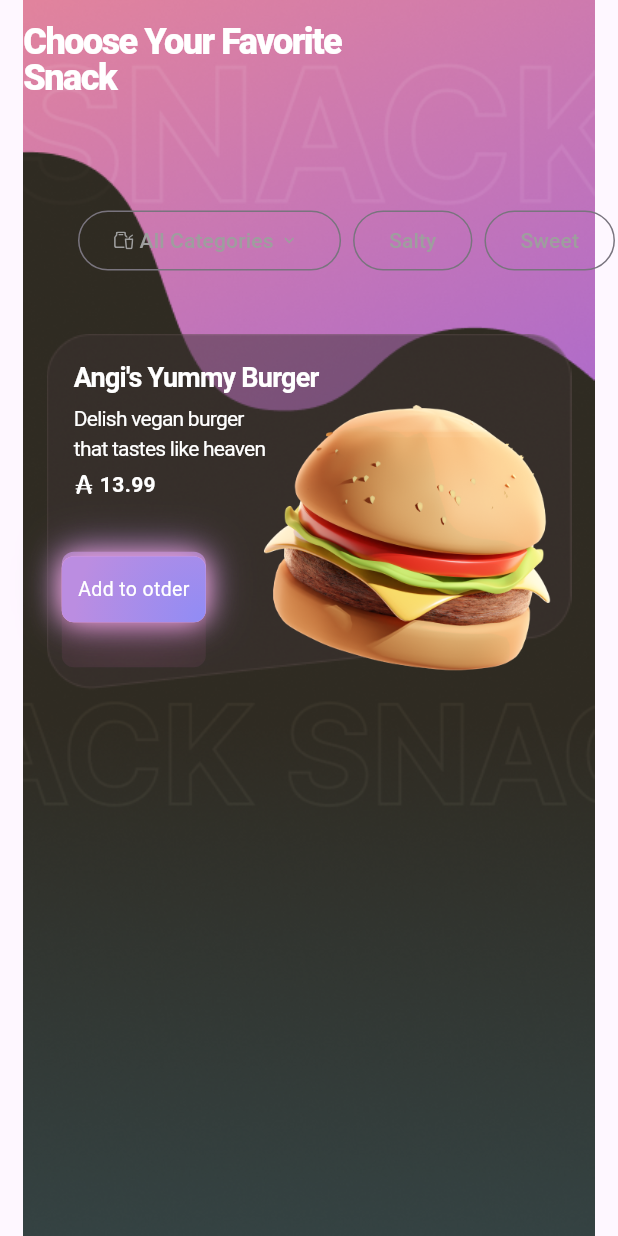
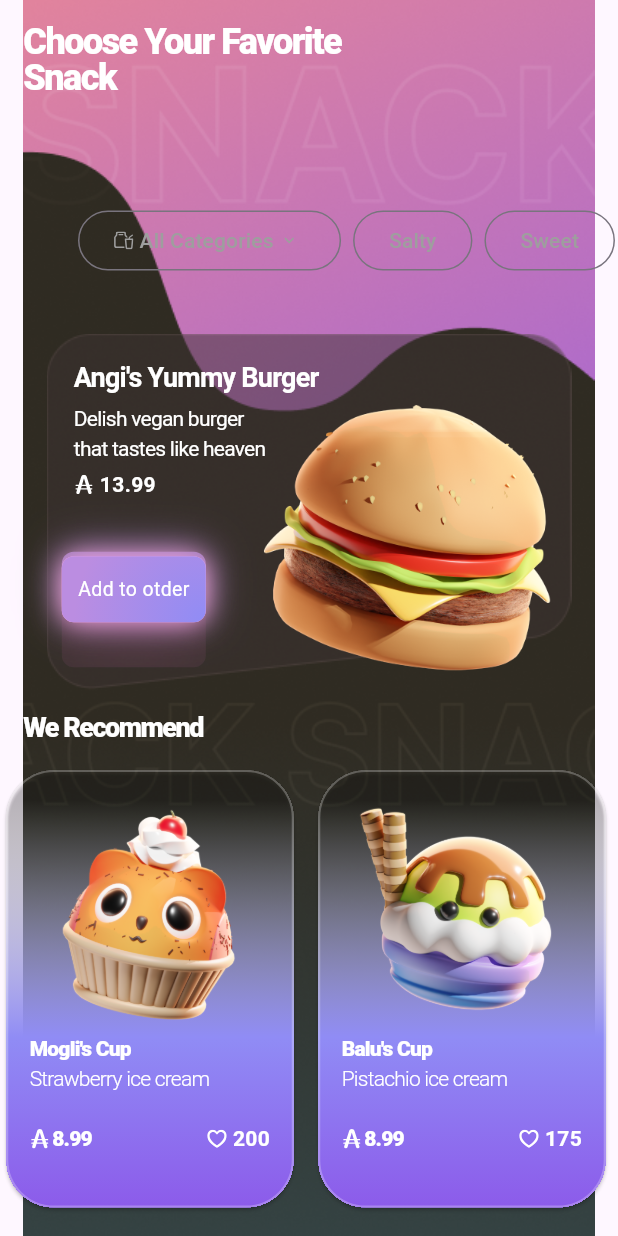
Before and after one commit to AppAk-SBerger/jp_screens, a Flutter app: the Order screen opened directly, on a phone screen of 412 x 824 dp. Run offline on Flutter 3.47's test engine with Material 3 defaults, Android fonts, the phone set to English and light mode, and no system bars; our stand-ins replace flutter_svg.

Commit message:
add class 'RecommendedCard'; minor changes to imports

```diff
--- a/lib/homescreen.dart
+++ b/lib/homescreen.dart
@@ -1,4 +1,5 @@
 import 'package:flutter/material.dart';
+
 import 'package:jp_screens/snackish_card.dart';
 
 class Homescreen extends StatelessWidget {
--- a/lib/main.dart
+++ b/lib/main.dart
@@ -1,4 +1,5 @@
 import 'package:flutter/material.dart';
+
 import 'package:jp_screens/homescreen.dart';
 
 void main() {
--- a/lib/order.dart
+++ b/lib/order.dart
@@ -1,8 +1,8 @@
-import 'dart:ui';
-
 import 'package:flutter/material.dart';
 import 'package:flutter_svg/svg.dart';
 // import 'package:vector_math/vector_math.dart';
+
+import 'package:jp_screens/recommended_card.dart';
 
 class Order extends StatelessWidget {
   const Order({super.key});
@@ -326,6 +326,69 @@ class Order extends StatelessWidget {
                 image: AssetImage('assets/images/burger.png'),
               ),
             ),
+            Positioned(
+              bottom: 0,
+              child: Column(
+                crossAxisAlignment: CrossAxisAlignment.start,
+                children: [
+                  Padding(
+                    padding: const EdgeInsets.symmetric(horizontal: 16.0),
+                    child: Text(
+                        textAlign: TextAlign.left,
+                        style: TextStyle(
+                          color: Color(0xFFFFFFFF),
+                          fontSize: 18,
+                          fontWeight: FontWeight.w900,
+                          letterSpacing: -1,
+                          height: 1.0,
+                        ),
+                        'We Recommend'),
+                  ),
+                  SizedBox(
+                    height: screenHeight * 0.4,
+                    width: screenWidth,
+                    child: SingleChildScrollView(
+                      scrollDirection: Axis.horizontal,
+                      child: Row(
+                        spacing: 8,
+                        children: [
+                          RecommendedCard(
+                              imageAssetPath: "assets/images/cupcake_cat.png",
+                              productName: "Mogli's Cup",
+                              productDescription: "Strawberry ice cream",
+                              productPrice: 8.99,
+                              productLikes: 200),
+                          RecommendedCard(
+                              imageAssetPath: "assets/images/icecream.png",
+                              productName: "Balu's Cup",
+                              productDescription: "Pistachio ice cream",
+                              productPrice: 8.99,
+                              productLikes: 175),
+                          RecommendedCard(
+                              imageAssetPath: "assets/images/cupcake_chick.png",
+                              productName: "Louie's Cup",
+                              productDescription: "Vanilla ice cream",
+                              productPrice: 8.99,
+                              productLikes: 150),
+                          RecommendedCard(
+                              imageAssetPath: "assets/images/icecream_cone.png",
+                              productName: "Bagheera's Cone",
+                              productDescription: "Lemon ice cream",
+                              productPrice: 8.99,
+                              productLikes: 125),
+                          RecommendedCard(
+                              imageAssetPath: "assets/images/icecream_stick.png",
+                              productName: "Shere Khan's Stick",
+                              productDescription: "Caramel ice cream",
+                              productPrice: 8.99,
+                              productLikes: 125),
+                        ],
+                      ),
+                    ),
+                  )
+                ],
+              ),
+            )
           ],
         ),
       ),
--- /dev/null
+++ b/lib/recommended_card.dart
@@ -0,0 +1,124 @@
+import 'package:flutter/material.dart';
+
+import 'package:flutter_svg/svg.dart';
+
+class RecommendedCard extends StatelessWidget {
+  const RecommendedCard(
+      {super.key,
+      required this.imageAssetPath,
+      required this.productName,
+      required this.productDescription,
+      required this.productPrice,
+      required this.productLikes});
+
+  final String imageAssetPath;
+  final String productName;
+  final String productDescription;
+  final double productPrice;
+  final int productLikes;
+
+  @override
+  Widget build(BuildContext context) {
+    return Center(
+      child: SizedBox(
+        height: 300,
+        width: 200,
+        child: Card(
+          color: Color(0x00000000),
+          shape: RoundedRectangleBorder(
+            side: BorderSide(
+                color: Color(0x40FFFFFF),
+                width: 1.5,
+                style: BorderStyle.solid,
+                strokeAlign: BorderSide.strokeAlignInside),
+            borderRadius: BorderRadius.all(Radius.circular(32)),
+          ),
+          clipBehavior: Clip.hardEdge,
+          child: Container(
+            padding: EdgeInsets.all(16),
+            decoration: BoxDecoration(
+              gradient:
+                  LinearGradient(begin: Alignment.topCenter, end: Alignment.bottomCenter, colors: [
+                Color(0x00FFFFFF),
+                Color(0xFF908CF5),
+                Color(0xFF8C5BEA),
+              ], stops: [
+                0.07,
+                0.61,
+                1.00
+              ]),
+            ),
+            child: Column(
+              crossAxisAlignment: CrossAxisAlignment.start,
+              children: [
+                Image(image: AssetImage(imageAssetPath)),
+                Text(
+                    style: TextStyle(
+                      color: Color(0xFFFFFFFF),
+                      fontWeight: FontWeight.w800,
+                      letterSpacing: -0.5,
+                    ),
+                    "$productName"),
+                Text(
+                    style: TextStyle(
+                      color: Color(0xFFFFFFFF),
+                      fontWeight: FontWeight.w300,
+                      letterSpacing: -0.5,
+                    ),
+                    "$productDescription\n"),
+                Row(
+                  mainAxisAlignment: MainAxisAlignment.spaceBetween,
+                  children: [
+                    Row(
+                      mainAxisAlignment: MainAxisAlignment.start,
+                      spacing: 2,
+                      children: [
+                        SvgPicture.asset(
+                            height: 13,
+                            width: 13,
+                            colorFilter: ColorFilter.mode(
+                              Color(0xFFFFFFFF),
+                              BlendMode.srcIn,
+                            ),
+                            'assets/icons/A.svg'),
+                        Text(
+                          style: TextStyle(
+                            color: Color(0xFFFFFFFF),
+                            fontWeight: FontWeight.w800,
+                            letterSpacing: -0.5,
+                          ),
+                          '$productPrice',
+                        ),
+                      ],
+                    ),
+                    Row(
+                      mainAxisAlignment: MainAxisAlignment.start,
+                      spacing: 4,
+                      children: [
+                        SvgPicture.asset(
+                            height: 13,
+                            width: 13,
+                            colorFilter: ColorFilter.mode(
+                              Color(0xFFFFFFFF),
+                              BlendMode.srcIn,
+                            ),
+                            'assets/icons/Heart.svg'),
+                        Text(
+                          style: TextStyle(
+                            color: Color(0xFFFFFFFF),
+                            fontWeight: FontWeight.w600,
+                          ),
+                          '$productLikes',
+                        ),
+                      ],
+                    ),
+                  ],
+                )
+              ],
+            ),
+          ),
+        ),
+      ),
+    );
+  }
+}
--- a/lib/snackish_card.dart
+++ b/lib/snackish_card.dart
@@ -1,6 +1,6 @@
 import 'dart:ui';
+import 'package:flutter/material.dart';
 
-import 'package:flutter/material.dart';
 import 'package:jp_screens/order.dart';
 
 class SnackishCard extends StatelessWidget {
```
